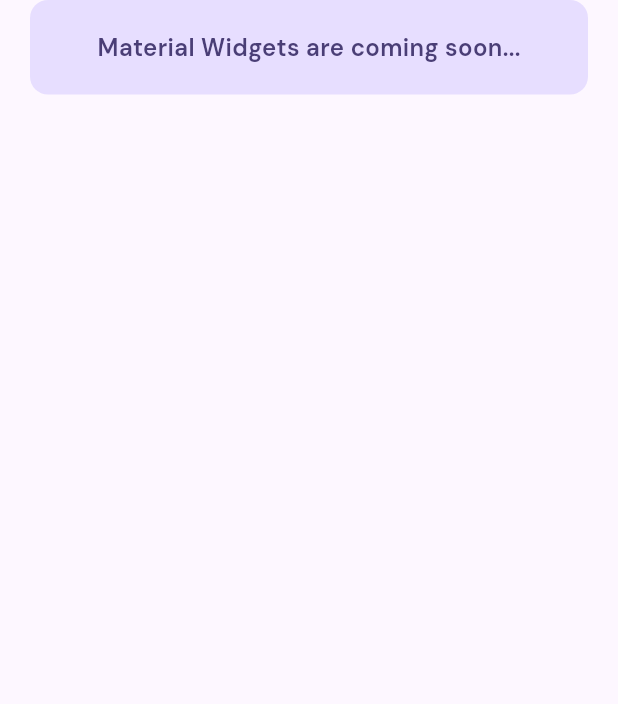
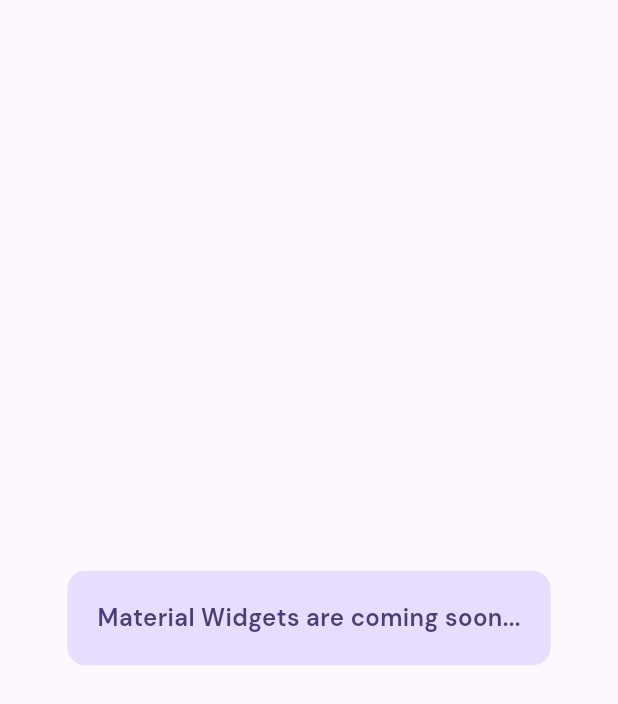
Before and after one commit to withden/pagger, a Flutter app: the MaterialWidgetsHome widget shown alone on an empty page, opened directly, on a phone screen of 412 x 824 dp. Shown: the top 704 px of the screen. Run offline on Flutter 3.47's test engine with Material 3 defaults, Android fonts, the phone set to English and light mode, and no system bars; our stand-ins replace get, google_fonts, image_picker, material_symbols_icons, shared_preferences; accounts and stored records are empty.

Commit message:
fix(design): home-screens

```diff
--- a/lib/kit/home/home_screen.dart
+++ b/lib/kit/home/home_screen.dart
@@ -22,7 +22,7 @@ class _HomeScreenState extends State<HomeScreen> with SingleTickerProviderStateM
 
   final List<Widget> bottomBarPages = [const AppsHome(), const MaterialWidgetsHome(), const OthersHome()];
 
-  void onChangeIndex(int index) {
+  void onChangePage(int index) {
     selectedIndex = index;
     setState(() {});
   }
@@ -80,7 +80,7 @@ class _HomeScreenState extends State<HomeScreen> with SingleTickerProviderStateM
               body: bottomBarPages[selectedIndex],
               bottomNavigationBar: NavigationBar(
                 selectedIndex: selectedIndex,
-                onDestinationSelected: (value) => onChangeIndex(value),
+                onDestinationSelected: onChangePage,
                 indicatorColor: theme.colorScheme.primaryContainer,
                 backgroundColor: theme.colorScheme.surface,
                 destinations: [
--- a/lib/kit/home/material_widget_home.dart
+++ b/lib/kit/home/material_widget_home.dart
@@ -18,22 +18,16 @@ class _MaterialWidgetsHomeState extends State<MaterialWidgetsHome> {
     return Consumer<AppNotifier>(builder: (BuildContext context, AppNotifier value, Widget? child) {
       theme = Style.theme();
 
-      return ListView(
-        padding: const EdgeInsets.fromLTRB(20, 0, 20, 80),
-        physics: const ClampingScrollPhysics(),
-        shrinkWrap: true,
-        children: <Widget>[
-          Container(
+      return Center(
+        child: Container(
           padding: const EdgeInsets.all(20),
           decoration: BoxDecoration(
             borderRadius: BorderRadius.circular(12),
             color: theme.colorScheme.primaryContainer,
           ),
-            child: Center(
           child: Text("Material Widgets are coming soon...",
-                    style: theme.textTheme.bodyLarge!.copyWith(color: theme.colorScheme.onPrimaryContainer, fontWeight: FontWeight.w600))),
+              style: theme.textTheme.bodyLarge!.copyWith(color: theme.colorScheme.onPrimaryContainer, fontWeight: FontWeight.w600)),
         ),
-        ],
       );
     });
   }
```
Also changed, not shown: lib/kit/home/others_home.dart (+3 -9 lines). Lines whose indentation alone changed are shown as unchanged.
